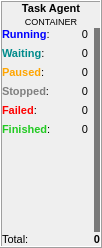
Old version of the form qpfhmi/frmagentstatus.ui in the repository aardalath/qpf.
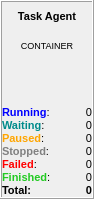
New version of the form.

What changed in the file:
```diff
--- a/qpfhmi/frmagentstatus.ui
+++ b/qpfhmi/frmagentstatus.ui
@@ -6,8 +6,8 @@
    <rect>
     <x>0</x>
     <y>0</y>
-    <width>102</width>
-    <height>248</height>
+    <width>94</width>
+    <height>199</height>
    </rect>
   </property>
   <property name="windowTitle">
@@ -74,10 +74,56 @@
      </property>
      <item>
       <layout class="QVBoxLayout" name="verticalLayout">
+       <item>
+        <widget class="QLabel" name="lblArcSpectrum">
+         <property name="minimumSize">
+          <size>
+           <width>0</width>
+           <height>40</height>
+          </size>
+         </property>
+         <property name="text">
+          <string/>
+         </property>
+        </widget>
+       </item>
        <item>
         <layout class="QGridLayout" name="gridLayout">
+         <property name="verticalSpacing">
+          <number>0</number>
+         </property>
+         <item row="0" column="1">
+          <widget class="QLabel" name="lblRun">
+           <property name="maximumSize">
+            <size>
+             <width>16777215</width>
+             <height>16</height>
+            </size>
+           </property>
+           <property name="font">
+            <font>
+             <pointsize>8</pointsize>
+            </font>
+           </property>
+           <property name="text">
+            <string>0</string>
+           </property>
+           <property name="alignment">
+            <set>Qt::AlignRight|Qt::AlignTrailing|Qt::AlignVCenter</set>
+           </property>
+           <property name="margin">
+            <number>3</number>
+           </property>
+          </widget>
+         </item>
          <item row="0" column="0">
           <widget class="QLabel" name="label_5">
+           <property name="maximumSize">
+            <size>
+             <width>16777215</width>
+             <height>16</height>
+            </size>
+           </property>
            <property name="font">
             <font>
              <pointsize>8</pointsize>
@@ -88,26 +134,14 @@
            </property>
           </widget>
          </item>
-         <item row="0" column="1">
-          <widget class="QLabel" name="lblRun">
-           <property name="font">
-            <font>
-             <pointsize>8</pointsize>
-            </font>
-           </property>
-           <property name="text">
-            <string>0</string>
-           </property>
-           <property name="alignment">
-            <set>Qt::AlignRight|Qt::AlignTrailing|Qt::AlignVCenter</set>
-           </property>
-           <property name="margin">
-            <number>3</number>
-           </property>
-          </widget>
-         </item>
          <item row="1" column="0">
           <widget class="QLabel" name="label_11">
+           <property name="maximumSize">
+            <size>
+             <width>16777215</width>
+             <height>16</height>
+            </size>
+           </property>
            <property name="font">
             <font>
              <pointsize>8</pointsize>
@@ -120,6 +154,12 @@
          </item>
          <item row="1" column="1">
           <widget class="QLabel" name="lblWait">
+           <property name="maximumSize">
+            <size>
+             <width>16777215</width>
+             <height>16</height>
+            </size>
+           </property>
            <property name="font">
             <font>
              <pointsize>8</pointsize>
@@ -138,6 +178,12 @@
          </item>
          <item row="2" column="0">
           <widget class="QLabel" name="label_12">
+           <property name="maximumSize">
+            <size>
+             <width>16777215</width>
+             <height>16</height>
+            </size>
+           </property>
            <property name="font">
             <font>
              <pointsize>8</pointsize>
@@ -150,6 +196,12 @@
          </item>
          <item row="2" column="1">
           <widget class="QLabel" name="lblPau">
+           <property name="maximumSize">
+            <size>
+             <width>16777215</width>
+             <height>16</height>
+            </size>
+           </property>
            <property name="font">
             <font>
              <pointsize>8</pointsize>
@@ -168,6 +220,12 @@
          </item>
          <item row="3" column="0">
           <widget class="QLabel" name="label_13">
+           <property name="maximumSize">
+            <size>
+             <width>16777215</width>
+             <height>16</height>
+            </size>
+           </property>
            <property name="font">
             <font>
              <pointsize>8</pointsize>
@@ -180,6 +238,12 @@
          </item>
          <item row="3" column="1">
           <widget class="QLabel" name="lblSto">
+           <property name="maximumSize">
+            <size>
+             <width>16777215</width>
+             <height>16</height>
+            </size>
+           </property>
            <property name="font">
             <font>
              <pointsize>8</pointsize>
@@ -198,6 +262,12 @@
          </item>
          <item row="4" column="0">
           <widget class="QLabel" name="label_14">
+           <property name="maximumSize">
+            <size>
+             <width>16777215</width>
+             <height>16</height>
+            </size>
+           </property>
            <property name="font">
             <font>
              <pointsize>8</pointsize>
@@ -210,6 +280,12 @@
          </item>
          <item row="4" column="1">
           <widget class="QLabel" name="lblFail">
+           <property name="maximumSize">
+            <size>
+             <width>16777215</width>
+             <height>16</height>
+            </size>
+           </property>
            <property name="font">
             <font>
              <pointsize>8</pointsize>
@@ -228,6 +304,12 @@
          </item>
          <item row="5" column="0">
           <widget class="QLabel" name="label_15">
+           <property name="maximumSize">
+            <size>
+             <width>16777215</width>
+             <height>16</height>
+            </size>
+           </property>
            <property name="font">
             <font>
              <pointsize>8</pointsize>
@@ -240,6 +322,12 @@
          </item>
          <item row="5" column="1">
           <widget class="QLabel" name="lblFin">
+           <property name="maximumSize">
+            <size>
+             <width>16777215</width>
+             <height>16</height>
+            </size>
+           </property>
            <property name="font">
             <font>
              <pointsize>8</pointsize>
@@ -256,277 +344,60 @@
            </property>
           </widget>
          </item>
+         <item row="6" column="0">
+          <widget class="QLabel" name="label">
+           <property name="maximumSize">
+            <size>
+             <width>16777215</width>
+             <height>18</height>
+            </size>
+           </property>
+           <property name="font">
+            <font>
+             <pointsize>8</pointsize>
+             <weight>75</weight>
+             <bold>true</bold>
+            </font>
+           </property>
+           <property name="text">
+            <string>Total:</string>
+           </property>
+          </widget>
+         </item>
+         <item row="6" column="1">
+          <widget class="QLabel" name="lblTotalTasks">
+           <property name="maximumSize">
+            <size>
+             <width>16777215</width>
+             <height>18</height>
+            </size>
+           </property>
+           <property name="font">
+            <font>
+             <pointsize>8</pointsize>
+             <weight>75</weight>
+             <bold>true</bold>
+            </font>
+           </property>
+           <property name="text">
+            <string>0</string>
+           </property>
+           <property name="alignment">
+            <set>Qt::AlignRight|Qt::AlignTrailing|Qt::AlignVCenter</set>
+           </property>
+           <property name="margin">
+            <number>3</number>
+           </property>
+          </widget>
+         </item>
         </layout>
        </item>
-       <item>
-        <spacer name="verticalSpacer_2">
-         <property name="orientation">
-          <enum>Qt::Vertical</enum>
-         </property>
-         <property name="sizeHint" stdset="0">
-          <size>
-           <width>20</width>
-           <height>40</height>
-          </size>
-         </property>
-        </spacer>
-       </item>
-      </layout>
-     </item>
-     <item>
-      <layout class="QVBoxLayout" name="vlyStatus" stretch="0,0,0,1,0,0">
-       <property name="spacing">
-        <number>0</number>
-       </property>
-       <property name="leftMargin">
-        <number>0</number>
-       </property>
-       <property name="rightMargin">
-        <number>0</number>
-       </property>
-       <item>
-        <widget class="QFrame" name="frmRunning">
-         <property name="sizePolicy">
-          <sizepolicy hsizetype="Preferred" vsizetype="Expanding">
-           <horstretch>0</horstretch>
-           <verstretch>0</verstretch>
-          </sizepolicy>
-         </property>
-         <property name="minimumSize">
-          <size>
-           <width>6</width>
-           <height>0</height>
-          </size>
-         </property>
-         <property name="maximumSize">
-          <size>
-           <width>6</width>
-           <height>16777215</height>
-          </size>
-         </property>
-         <property name="styleSheet">
-          <string notr="true">background-color: rgb(0, 0, 255);</string>
-         </property>
-         <property name="frameShape">
-          <enum>QFrame::Panel</enum>
-         </property>
-         <property name="frameShadow">
-          <enum>QFrame::Plain</enum>
-         </property>
-         <property name="lineWidth">
-          <number>0</number>
-         </property>
-        </widget>
-       </item>
-       <item>
-        <widget class="QFrame" name="frmWaiting_">
-         <property name="sizePolicy">
-          <sizepolicy hsizetype="Preferred" vsizetype="Expanding">
-           <horstretch>0</horstretch>
-           <verstretch>0</verstretch>
-          </sizepolicy>
-         </property>
-         <property name="minimumSize">
-          <size>
-           <width>6</width>
-           <height>0</height>
-          </size>
-         </property>
-         <property name="maximumSize">
-          <size>
-           <width>6</width>
-           <height>16777215</height>
-          </size>
-         </property>
-         <property name="styleSheet">
-          <string notr="true">background-color: rgb(14, 170, 204);</string>
-         </property>
-         <property name="frameShape">
-          <enum>QFrame::Panel</enum>
-         </property>
-         <property name="frameShadow">
-          <enum>QFrame::Plain</enum>
-         </property>
-         <property name="lineWidth">
-          <number>0</number>
-         </property>
-        </widget>
-       </item>
-       <item>
-        <widget class="QFrame" name="frmPaused">
-         <property name="sizePolicy">
-          <sizepolicy hsizetype="Preferred" vsizetype="Expanding">
-           <horstretch>0</horstretch>
-           <verstretch>0</verstretch>
-          </sizepolicy>
-         </property>
-         <property name="minimumSize">
-          <size>
-           <width>6</width>
-           <height>0</height>
-          </size>
-         </property>
-         <property name="maximumSize">
-          <size>
-           <width>6</width>
-           <height>16777215</height>
-          </size>
-         </property>
-         <property name="styleSheet">
-          <string notr="true">background-color:rgb(255, 165, 0);</string>
-         </property>
-         <property name="frameShape">
-          <enum>QFrame::Panel</enum>
-         </property>
-         <property name="frameShadow">
-          <enum>QFrame::Plain</enum>
-         </property>
-         <property name="lineWidth">
-          <number>0</number>
-         </property>
-        </widget>
-       </item>
-       <item>
-        <widget class="QFrame" name="frmStopped">
-         <property name="sizePolicy">
-          <sizepolicy hsizetype="Preferred" vsizetype="Expanding">
-           <horstretch>0</horstretch>
-           <verstretch>0</verstretch>
-          </sizepolicy>
-         </property>
-         <property name="minimumSize">
-          <size>
-           <width>6</width>
-           <height>0</height>
-          </size>
-         </property>
-         <property name="maximumSize">
-          <size>
-           <width>6</width>
-           <height>16777215</height>
-          </size>
-         </property>
-         <property name="styleSheet">
-          <string notr="true">background-color: rgb(121, 121, 121);</string>
-         </property>
-         <property name="frameShape">
-          <enum>QFrame::Panel</enum>
-         </property>
-         <property name="frameShadow">
-          <enum>QFrame::Plain</enum>
-         </property>
-         <property name="lineWidth">
-          <number>0</number>
-         </property>
-        </widget>
-       </item>
-       <item>
-        <widget class="QFrame" name="frmFailed">
-         <property name="sizePolicy">
-          <sizepolicy hsizetype="Preferred" vsizetype="Expanding">
-           <horstretch>0</horstretch>
-           <verstretch>0</verstretch>
-          </sizepolicy>
-         </property>
-         <property name="minimumSize">
-          <size>
-           <width>6</width>
-           <height>0</height>
-          </size>
-         </property>
-         <property name="maximumSize">
-          <size>
-           <width>6</width>
-           <height>16777215</height>
-          </size>
-         </property>
-         <property name="styleSheet">
-          <string notr="true">background-color: rgb(255, 0, 0);</string>
-         </property>
-         <property name="frameShape">
-          <enum>QFrame::Panel</enum>
-         </property>
-         <property name="frameShadow">
-          <enum>QFrame::Plain</enum>
-         </property>
-         <property name="lineWidth">
-          <number>0</number>
-         </property>
-        </widget>
-       </item>
-       <item>
-        <widget class="QFrame" name="frmFinished">
-         <property name="sizePolicy">
-          <sizepolicy hsizetype="Preferred" vsizetype="Expanding">
-           <horstretch>0</horstretch>
-           <verstretch>0</verstretch>
-          </sizepolicy>
-         </property>
-         <property name="minimumSize">
-          <size>
-           <width>6</width>
-           <height>0</height>
-          </size>
-         </property>
-         <property name="maximumSize">
-          <size>
-           <width>6</width>
-           <height>16777215</height>
-          </size>
-         </property>
-         <property name="styleSheet">
-          <string notr="true">background-color: rgb(33, 202, 33);</string>
-         </property>
-         <property name="frameShape">
-          <enum>QFrame::Panel</enum>
-         </property>
-         <property name="frameShadow">
-          <enum>QFrame::Plain</enum>
-         </property>
-         <property name="lineWidth">
-          <number>0</number>
-         </property>
-        </widget>
-       </item>
       </layout>
      </item>
     </layout>
    </item>
    <item>
-    <layout class="QHBoxLayout" name="horizontalLayout_8">
-     <item>
-      <widget class="QLabel" name="label">
-       <property name="font">
-        <font>
-         <pointsize>8</pointsize>
-        </font>
-       </property>
-       <property name="text">
-        <string>Total:</string>
-       </property>
-      </widget>
-     </item>
-     <item>
-      <widget class="QLabel" name="lblTotalTasks">
-       <property name="font">
-        <font>
-         <pointsize>8</pointsize>
-         <weight>75</weight>
-         <bold>true</bold>
-        </font>
-       </property>
-       <property name="text">
-        <string>0</string>
-       </property>
-       <property name="alignment">
-        <set>Qt::AlignRight|Qt::AlignTrailing|Qt::AlignVCenter</set>
-       </property>
-       <property name="margin">
-        <number>3</number>
-       </property>
-      </widget>
-     </item>
-    </layout>
+    <layout class="QHBoxLayout" name="horizontalLayout_8"/>
    </item>
   </layout>
  </widget>
```
